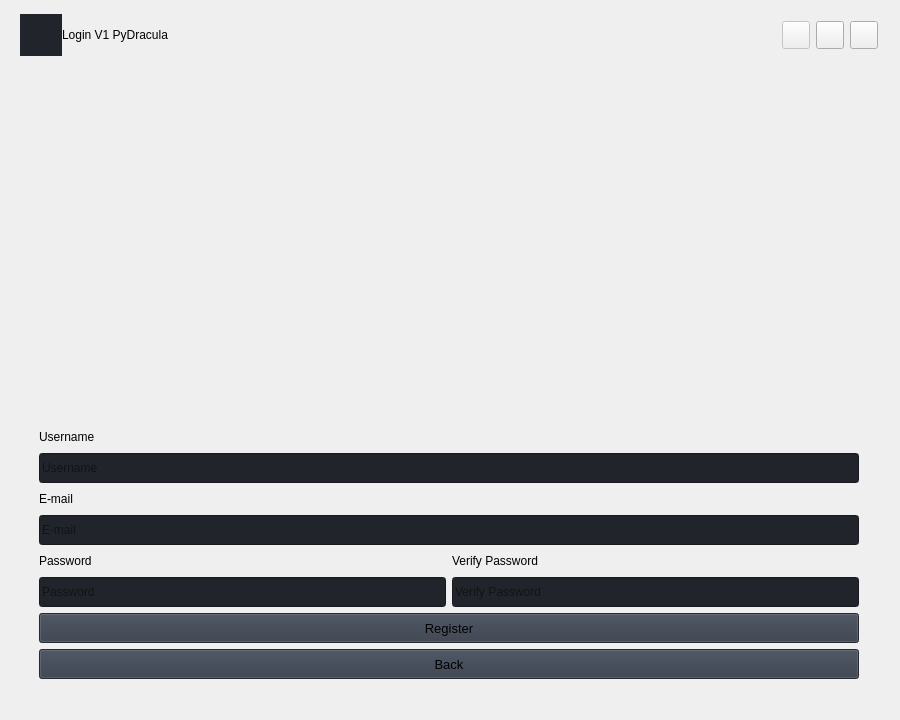
Above: GUI_PyDracula/login.ui from astrrr/Right-posture before the change. Below: the same form after it.
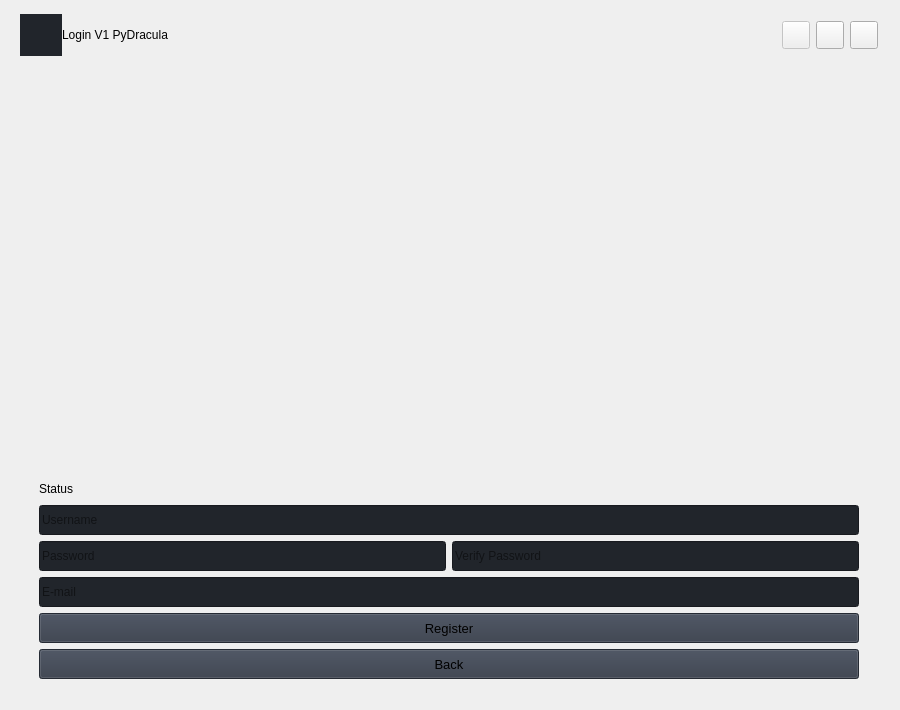
That is the form after the change. The open tabs and pages were chosen to show the change. Icons and pictures are not drawn.

Commit message: Add Register system

```diff
--- a/GUI_PyDracula/login.ui
+++ b/GUI_PyDracula/login.ui
@@ -7,7 +7,7 @@
     <x>0</x>
     <y>0</y>
     <width>900</width>
-    <height>720</height>
+    <height>710</height>
    </rect>
   </property>
   <property name="sizePolicy">
@@ -405,104 +405,6 @@
           </widget>
           <widget class="QWidget" name="Register_page">
            <layout class="QGridLayout" name="gridLayout">
-            <item row="6" column="0" colspan="2">
-             <widget class="QLineEdit" name="Reg_username">
-              <property name="minimumSize">
-               <size>
-                <width>0</width>
-                <height>30</height>
-               </size>
-              </property>
-              <property name="styleSheet">
-               <string notr="true">background-color: rgb(33, 37, 43);</string>
-              </property>
-              <property name="text">
-               <string/>
-              </property>
-              <property name="placeholderText">
-               <string>Username</string>
-              </property>
-             </widget>
-            </item>
-            <item row="9" column="0">
-             <widget class="QLabel" name="user_description_5">
-              <property name="sizePolicy">
-               <sizepolicy hsizetype="Minimum" vsizetype="Minimum">
-                <horstretch>0</horstretch>
-                <verstretch>0</verstretch>
-               </sizepolicy>
-              </property>
-              <property name="maximumSize">
-               <size>
-                <width>16777215</width>
-                <height>20</height>
-               </size>
-              </property>
-              <property name="text">
-               <string>Password </string>
-              </property>
-             </widget>
-            </item>
-            <item row="10" column="1">
-             <widget class="QLineEdit" name="Reg_password_2">
-              <property name="minimumSize">
-               <size>
-                <width>0</width>
-                <height>30</height>
-               </size>
-              </property>
-              <property name="styleSheet">
-               <string notr="true">background-color: rgb(33, 37, 43);</string>
-              </property>
-              <property name="text">
-               <string/>
-              </property>
-              <property name="echoMode">
-               <enum>QLineEdit::Password</enum>
-              </property>
-              <property name="placeholderText">
-               <string>Verify Password </string>
-              </property>
-             </widget>
-            </item>
-            <item row="9" column="1">
-             <widget class="QLabel" name="user_description_7">
-              <property name="sizePolicy">
-               <sizepolicy hsizetype="Minimum" vsizetype="Minimum">
-                <horstretch>0</horstretch>
-                <verstretch>0</verstretch>
-               </sizepolicy>
-              </property>
-              <property name="maximumSize">
-               <size>
-                <width>16777215</width>
-                <height>20</height>
-               </size>
-              </property>
-              <property name="text">
-               <string>Verify Password </string>
-              </property>
-             </widget>
-            </item>
-            <item row="1" column="0" colspan="2">
-             <widget class="QLabel" name="user_description_9">
-              <property name="sizePolicy">
-               <sizepolicy hsizetype="Minimum" vsizetype="Minimum">
-                <horstretch>0</horstretch>
-                <verstretch>0</verstretch>
-               </sizepolicy>
-              </property>
-              <property name="maximumSize">
-               <size>
-                <width>16777215</width>
-                <height>20</height>
-               </size>
-              </property>
-              <property name="text">
-               <string>Username</string>
-              </property>
-             </widget>
-            </item>
             <item row="13" column="0" colspan="2">
              <widget class="QPushButton" name="btn_Com_Register">
               <property name="minimumSize">
@@ -563,66 +465,6 @@
               </property>
              </widget>
             </item>
-            <item row="7" column="0">
-             <widget class="QLabel" name="user_description_8">
-              <property name="sizePolicy">
-               <sizepolicy hsizetype="Minimum" vsizetype="Minimum">
-                <horstretch>0</horstretch>
-                <verstretch>0</verstretch>
-               </sizepolicy>
-              </property>
-              <property name="maximumSize">
-               <size>
-                <width>16777215</width>
-                <height>20</height>
-               </size>
-              </property>
-              <property name="text">
-               <string>E-mail</string>
-              </property>
-             </widget>
-            </item>
-            <item row="10" column="0">
-             <widget class="QLineEdit" name="Reg_password">
-              <property name="minimumSize">
-               <size>
-                <width>0</width>
-                <height>30</height>
-               </size>
-              </property>
-              <property name="styleSheet">
-               <string notr="true">background-color: rgb(33, 37, 43);</string>
-              </property>
-              <property name="text">
-               <string/>
-              </property>
-              <property name="echoMode">
-               <enum>QLineEdit::Password</enum>
-              </property>
-              <property name="placeholderText">
-               <string>Password</string>
-              </property>
-             </widget>
-            </item>
-            <item row="8" column="0" colspan="2">
-             <widget class="QLineEdit" name="Reg_email">
-              <property name="minimumSize">
-               <size>
-                <width>0</width>
-                <height>30</height>
-               </size>
-              </property>
-              <property name="styleSheet">
-               <string notr="true">background-color: rgb(33, 37, 43);</string>
-              </property>
-              <property name="text">
-               <string/>
-              </property>
-              <property name="placeholderText">
-               <string>E-mail</string>
-              </property>
-             </widget>
-            </item>
             <item row="0" column="0" colspan="2">
              <widget class="QFrame" name="frame_3">
               <property name="styleSheet">
@@ -641,6 +483,107 @@
               </property>
              </widget>
             </item>
+            <item row="1" column="0" colspan="2">
+             <widget class="QLabel" name="Reg_Status">
+              <property name="sizePolicy">
+               <sizepolicy hsizetype="Minimum" vsizetype="Minimum">
+                <horstretch>0</horstretch>
+                <verstretch>0</verstretch>
+               </sizepolicy>
+              </property>
+              <property name="maximumSize">
+               <size>
+                <width>16777215</width>
+                <height>20</height>
+               </size>
+              </property>
+              <property name="text">
+               <string>Status</string>
+              </property>
+             </widget>
+            </item>
+            <item row="9" column="0" colspan="2">
+             <widget class="QLineEdit" name="Reg_email">
+              <property name="minimumSize">
+               <size>
+                <width>0</width>
+                <height>30</height>
+               </size>
+              </property>
+              <property name="styleSheet">
+               <string notr="true">background-color: rgb(33, 37, 43);</string>
+              </property>
+              <property name="text">
+               <string/>
+              </property>
+              <property name="placeholderText">
+               <string>E-mail</string>
+              </property>
+             </widget>
+            </item>
+            <item row="7" column="0" colspan="2">
+             <widget class="QLineEdit" name="Reg_username">
+              <property name="minimumSize">
+               <size>
+                <width>0</width>
+                <height>30</height>
+               </size>
+              </property>
+              <property name="styleSheet">
+               <string notr="true">background-color: rgb(33, 37, 43);</string>
+              </property>
+              <property name="text">
+               <string/>
+              </property>
+              <property name="placeholderText">
+               <string>Username</string>
+              </property>
+             </widget>
+            </item>
+            <item row="8" column="0">
+             <widget class="QLineEdit" name="Reg_password">
+              <property name="minimumSize">
+               <size>
+                <width>0</width>
+                <height>30</height>
+               </size>
+              </property>
+              <property name="styleSheet">
+               <string notr="true">background-color: rgb(33, 37, 43);</string>
+              </property>
+              <property name="text">
+               <string/>
+              </property>
+              <property name="echoMode">
+               <enum>QLineEdit::Password</enum>
+              </property>
+              <property name="placeholderText">
+               <string>Password</string>
+              </property>
+             </widget>
+            </item>
+            <item row="8" column="1">
+             <widget class="QLineEdit" name="Reg_password_2">
+              <property name="minimumSize">
+               <size>
+                <width>0</width>
+                <height>30</height>
+               </size>
+              </property>
+              <property name="styleSheet">
+               <string notr="true">background-color: rgb(33, 37, 43);</string>
+              </property>
+              <property name="text">
+               <string/>
+              </property>
+              <property name="echoMode">
+               <enum>QLineEdit::Password</enum>
+              </property>
+              <property name="placeholderText">
+               <string>Verify Password </string>
+              </property>
+             </widget>
+            </item>
            </layout>
           </widget>
          </widget>
```
Left out of the diff: 21 changed lines with no effect on the pictures. The commit also changes 2 other files.
